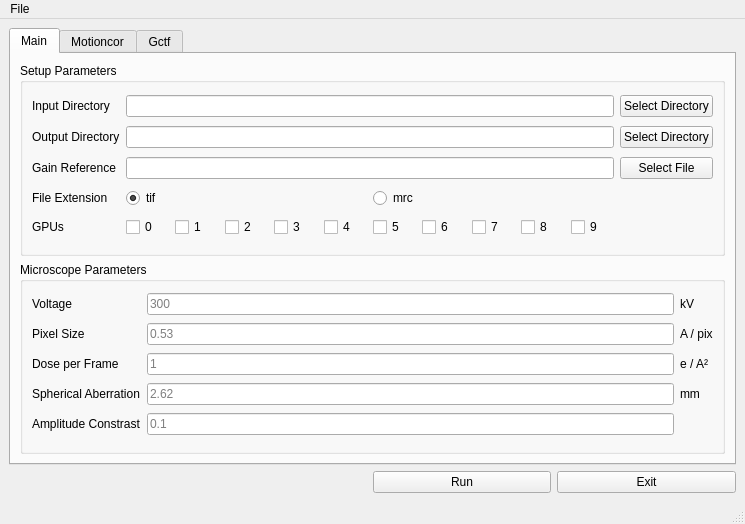
Old version of the form mpiapp/gui.ui in the repository ViggieSmalls/MPIApp.
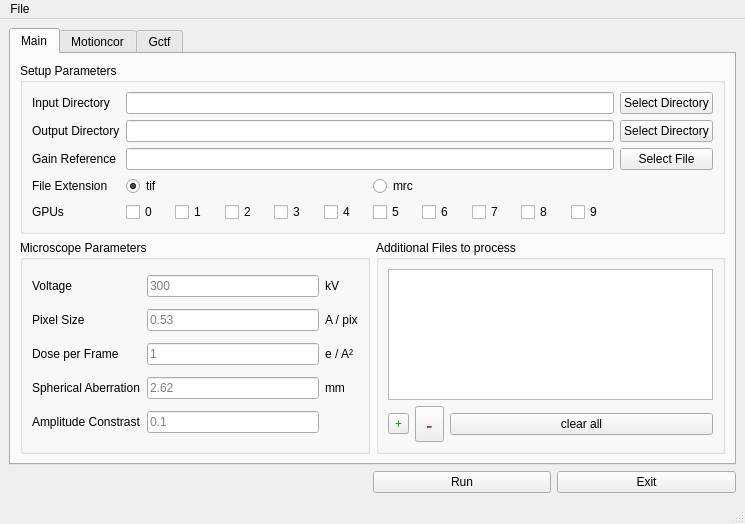
New version of the form.

Commit message: added listWidget with drag&drop functionality

Patch:
```diff
--- a/mpiapp/gui.ui
+++ b/mpiapp/gui.ui
@@ -63,8 +63,8 @@
        <attribute name="title">
         <string>Main</string>
        </attribute>
-       <layout class="QGridLayout" name="gridLayout_4">
-        <item row="0" column="0">
+       <layout class="QGridLayout" name="gridLayout_7">
+        <item row="0" column="0" colspan="2">
          <widget class="QGroupBox" name="groupBox_Main_1">
           <property name="title">
            <string>Setup Parameters</string>
@@ -355,6 +355,78 @@
           </layout>
          </widget>
         </item>
+        <item row="1" column="1">
+         <widget class="QGroupBox" name="groupBox_Main_3">
+          <property name="title">
+           <string>Additional Files to process</string>
+          </property>
+          <layout class="QGridLayout" name="gridLayout_4">
+           <item row="0" column="0" colspan="3">
+            <widget class="QListWidget" name="listWidget_Files">
+             <property name="minimumSize">
+              <size>
+               <width>300</width>
+               <height>0</height>
+              </size>
+             </property>
+            </widget>
+           </item>
+           <item row="1" column="0">
+            <widget class="QToolButton" name="btn_addFiles">
+             <property name="styleSheet">
+              <string notr="true">font: 75 14pt &quot;Noto Sans Cham&quot;;
+color: rgb(0, 170, 0);</string>
+             </property>
+             <property name="text">
+              <string>+</string>
+             </property>
+            </widget>
+           </item>
+           <item row="1" column="1">
+            <widget class="QToolButton" name="btn_removeFiles">
+             <property name="sizePolicy">
+              <sizepolicy hsizetype="Fixed" vsizetype="Fixed">
+               <horstretch>3</horstretch>
+               <verstretch>0</verstretch>
+              </sizepolicy>
+             </property>
+             <property name="minimumSize">
+              <size>
+               <width>29</width>
+               <height>0</height>
+              </size>
+             </property>
+             <property name="font">
+              <font>
+               <family>Noto Sans Cham</family>
+               <pointsize>14</pointsize>
+               <weight>9</weight>
+               <italic>false</italic>
+               <bold>false</bold>
+              </font>
+             </property>
+             <property name="styleSheet">
+              <string notr="true">color: rgb(170, 0, 0);
+font: 75 14pt &quot;Noto Sans Cham&quot;;</string>
+             </property>
+             <property name="text">
+              <string>-</string>
+             </property>
+             <property name="shortcut">
+              <string>Del</string>
+             </property>
+            </widget>
+           </item>
+           <item row="1" column="2">
+            <widget class="QPushButton" name="btn_clearAllFiles">
+             <property name="text">
+              <string>clear all</string>
+             </property>
+            </widget>
+           </item>
+          </layout>
+         </widget>
+        </item>
        </layout>
       </widget>
       <widget class="QWidget" name="Motioncor">
```
Left out of the diff: 6 changed lines with no effect on the pictures. The commit also changes 2 other files.
